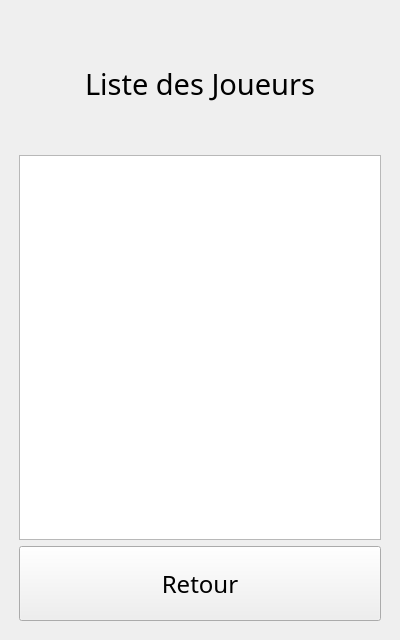
The window that views/qt_ux/player_list.ui (Gremy44/P4_repository) describes before a commit, drawn with Qt 5.
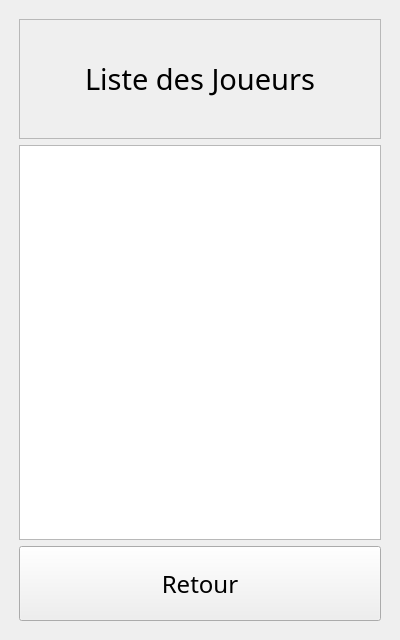
The same window after the commit.

Patch:
```diff
--- a/views/qt_ux/player_list.ui
+++ b/views/qt_ux/player_list.ui
@@ -40,7 +40,7 @@
         <property name="minimumSize">
          <size>
           <width>0</width>
-          <height>130</height>
+          <height>120</height>
          </size>
         </property>
         <property name="font">
@@ -49,6 +49,9 @@
           <pointsize>22</pointsize>
          </font>
         </property>
+        <property name="frameShape">
+         <enum>QFrame::StyledPanel</enum>
+        </property>
         <property name="text">
          <string>Liste des Joueurs</string>
         </property>
```
